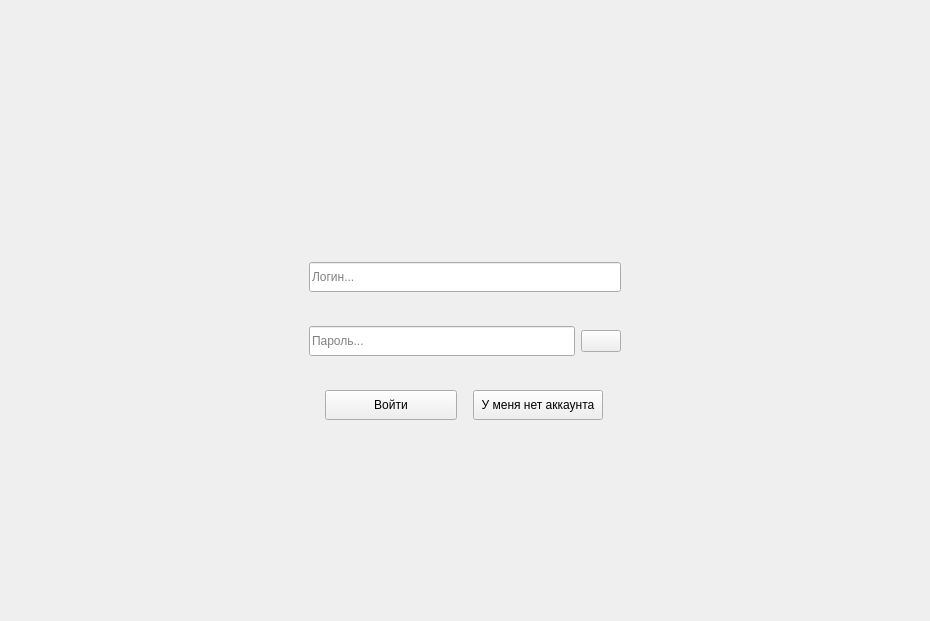
focy322/simple_perepiska_desk, file mainwindow.ui: the form before one commit.
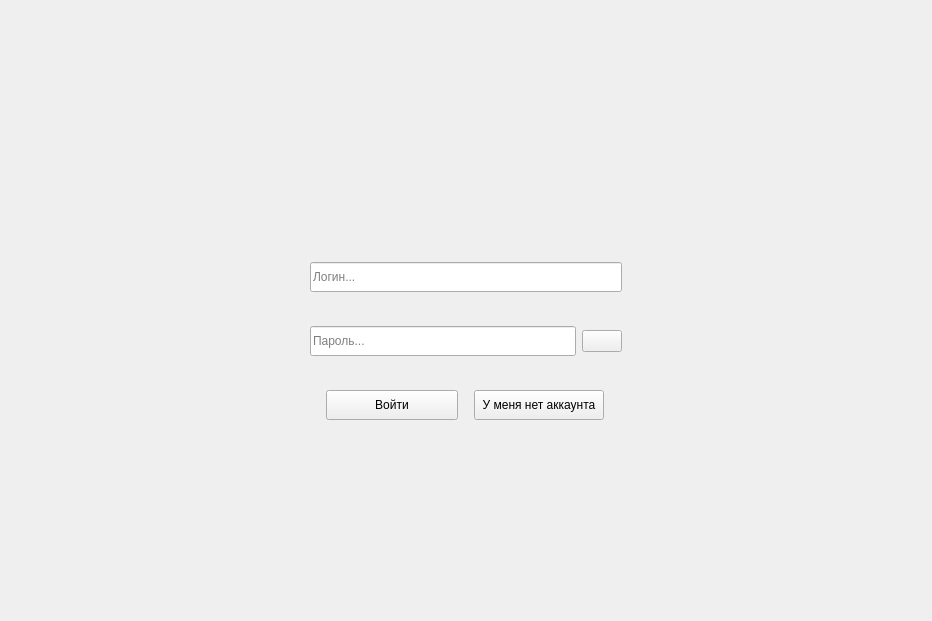
The form after the commit. Icons and pictures are not drawn.

Patch:
```diff
--- a/mainwindow.ui
+++ b/mainwindow.ui
@@ -6,7 +6,7 @@
    <rect>
     <x>0</x>
     <y>0</y>
-    <width>921</width>
+    <width>932</width>
     <height>621</height>
    </rect>
   </property>
```
